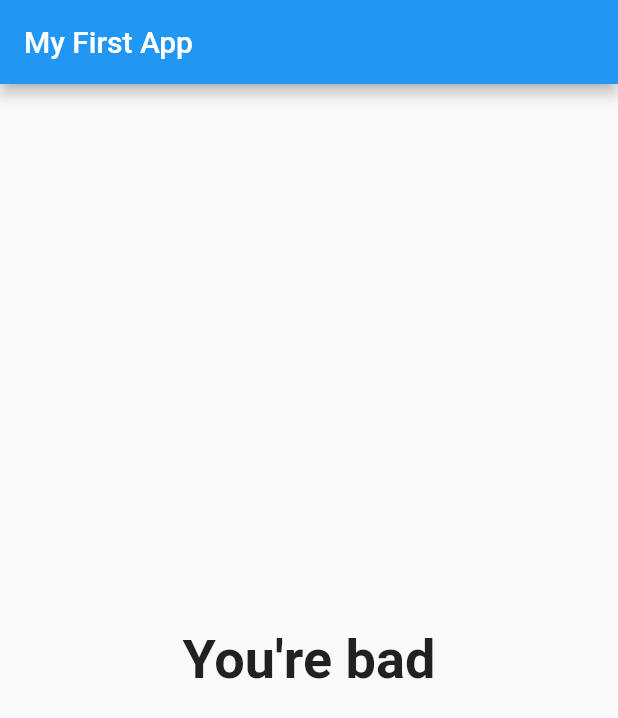
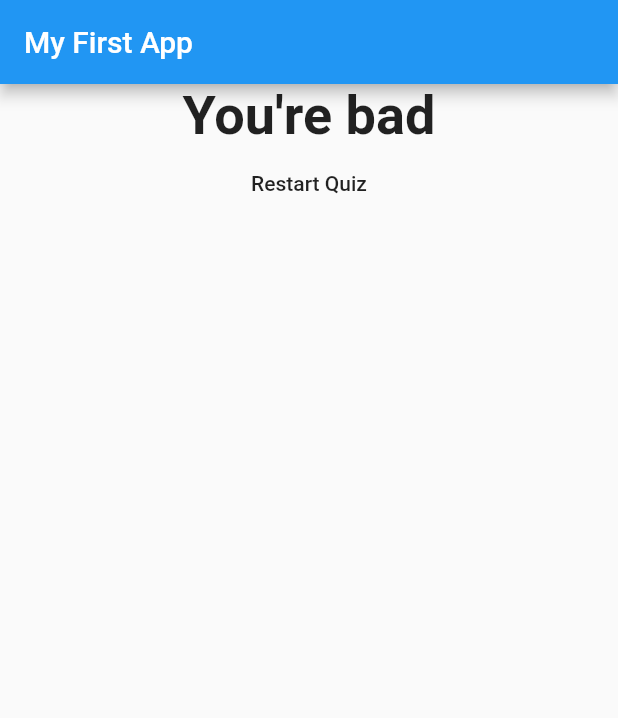
Before and after one commit to afeedhshaji/flutter-quiz-app-test, a Flutter app: the screen it shows after launch, after a tap on "Red", after a tap on "Cat", after a tap on "Watchmen", on a phone screen of 412 x 824 dp. Shown: the top 718 px of the screen. Run offline on Flutter 3.47's test engine with Material 2 defaults, Android fonts, the phone set to English and light mode, and no system bars.

```diff
--- a/lib/main.dart
+++ b/lib/main.dart
@@ -57,6 +57,13 @@ class _MyAppState extends State<MyApp> {
     // }
   }
 
+  void _resetQuiz() {
+    setState(() {
+      _questionIndex = 0;
+      _totalScore = 0;
+    });
+  }
+
   @override
   Widget build(BuildContext context) {
     return MaterialApp(
@@ -70,7 +77,7 @@ class _MyAppState extends State<MyApp> {
                 questions: _questions,
                 questionIndex: _questionIndex,
               )
-            : Result(_totalScore),
+            : Result(_totalScore, _resetQuiz),
       ),
     );
   }
--- a/lib/result.dart
+++ b/lib/result.dart
@@ -2,8 +2,9 @@ import 'package:flutter/material.dart';
 
 class Result extends StatelessWidget {
   final int result;
+  final Function resetHandler;
 
-  Result(this.result);
+  Result(this.result, this.resetHandler);
 
   String get resultPhrase {
     var resultText = "You did it";
@@ -20,10 +21,18 @@ class Result extends StatelessWidget {
   @override
   Widget build(BuildContext context) {
     return Center(
-      child: Text(
-        resultPhrase,
-        style: TextStyle(fontSize: 36, fontWeight: FontWeight.bold),
-        textAlign: TextAlign.center,
+      child: Column(
+        children: <Widget>[
+          Text(
+            resultPhrase,
+            style: TextStyle(fontSize: 36, fontWeight: FontWeight.bold),
+            textAlign: TextAlign.center,
+          ),
+          FlatButton(
+            child: Text("Restart Quiz"),
+            onPressed: resetHandler,
+          )
+        ],
       ),
     );
   }
```
